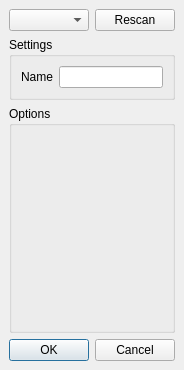
Before: the Qt Designer form src/UI/QT/Form_NewConnection.ui in TheBeef/WhippyTerm, drawn with Qt 5.
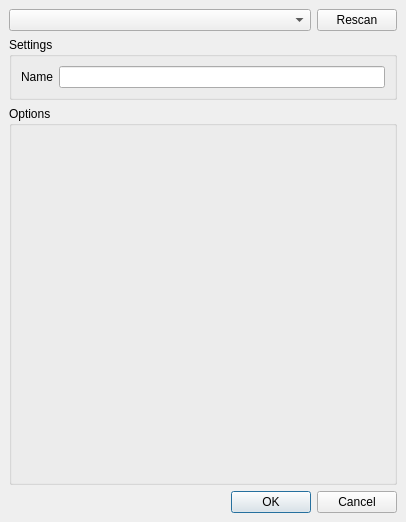
After: the same form once the commit is applied.

Commit message: Changed bug that had utf8 throwing if input works out to an invalid utf8 char.  Also work on better support for different UI frameworks.

What changed in the file:
```diff
--- a/src/UI/QT/Form_NewConnection.ui
+++ b/src/UI/QT/Form_NewConnection.ui
@@ -6,8 +6,8 @@
    <rect>
     <x>0</x>
     <y>0</y>
-    <width>178</width>
-    <height>370</height>
+    <width>406</width>
+    <height>522</height>
    </rect>
   </property>
   <property name="sizePolicy">
```
Left out of the diff: 6 changed lines with no effect on the pictures. The commit also changes 7 other files.
